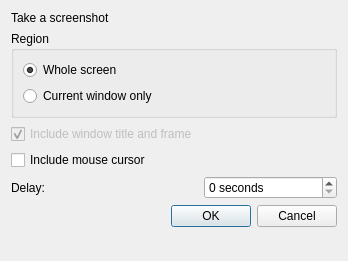
Above: src/screenshotdialog.ui from lxqt/lximage-qt before the change. Below: the same form after it.
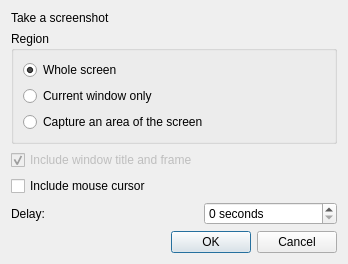
That is the form after the change. Icons and pictures are not drawn.

Commit message: Screenshot captures an area of the screen.

What changed in the file:
```diff
--- a/src/screenshotdialog.ui
+++ b/src/screenshotdialog.ui
@@ -52,6 +52,13 @@
         </property>
        </widget>
       </item>
+      <item>
+       <widget class="QRadioButton" name="screenArea">
+        <property name="text">
+         <string>Capture an area of the screen</string>
+        </property>
+       </widget>
+      </item>
      </layout>
     </widget>
    </item>
```
Left out of the diff: 3 changed lines with no effect on the pictures. The commit also changes 6 other files.
